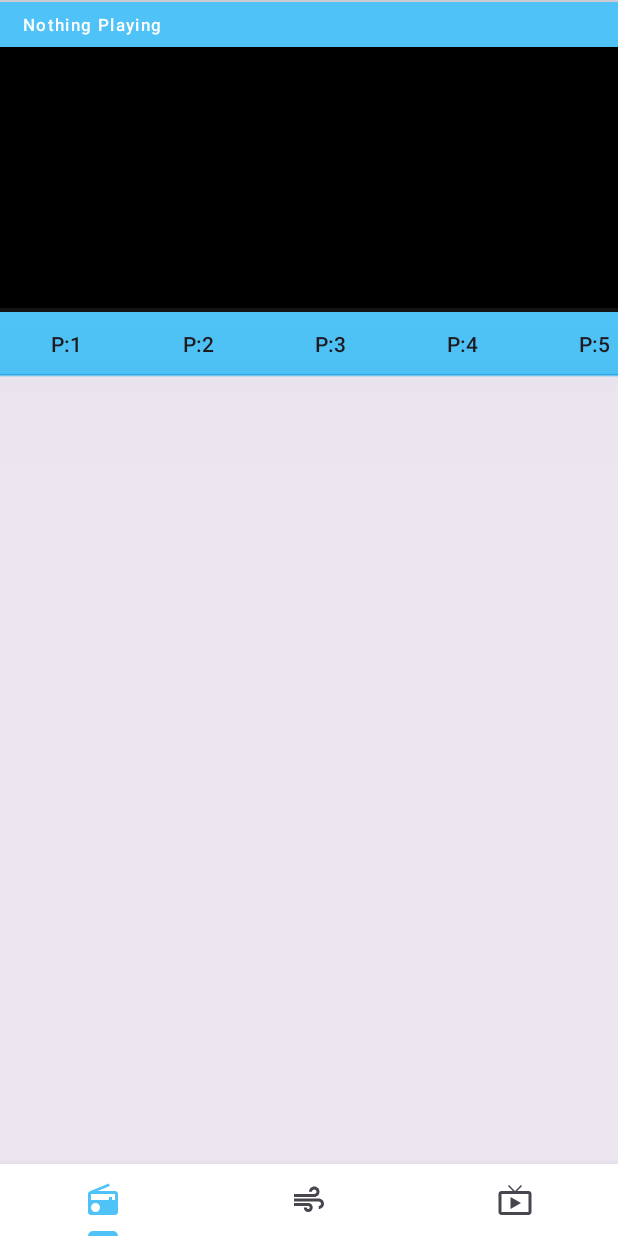
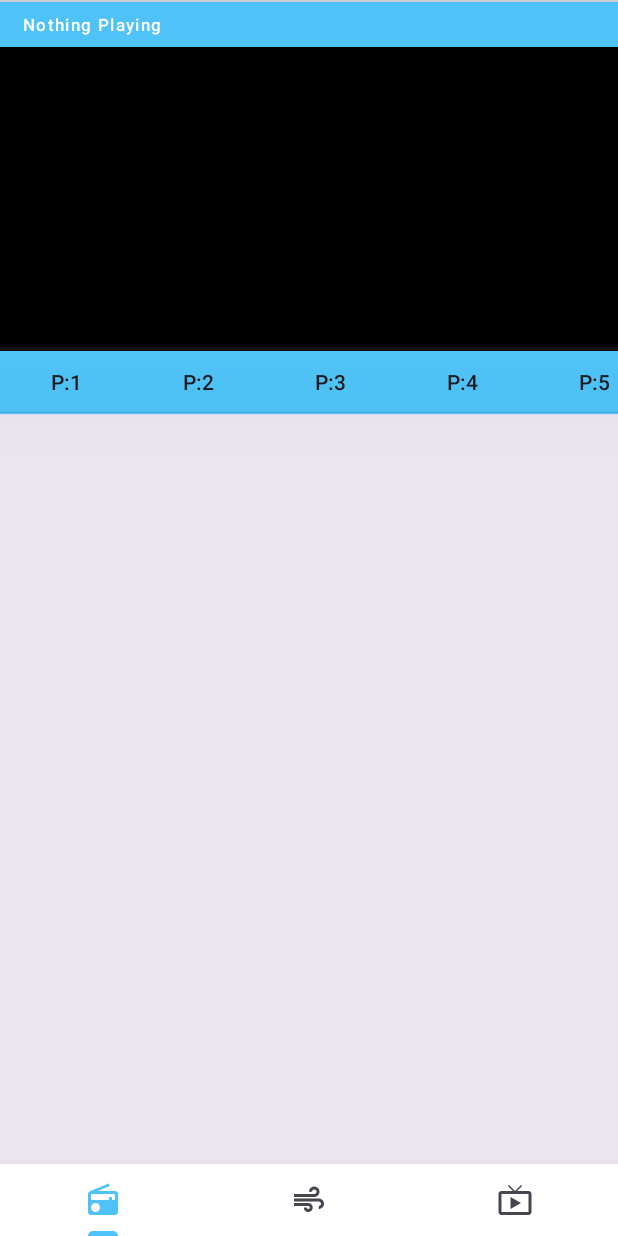
Before and after one commit to Nikhil-punia/radian, an Android app: the screen it shows after launch (MainActivity), on a phone screen of 412 x 824 dp. Run offline under Robolectric (Android 15) with nearby library versions, the phone set to English and light mode, and no system bars; our stand-ins replace Volley; 4 statements that could not run were skipped.

Commit message:
The player view fix

```diff
--- a/app/src/main/java/com/example/exp/PlayerService.java
+++ b/app/src/main/java/com/example/exp/PlayerService.java
@@ -13,6 +13,8 @@ import android.widget.TextView;
 import android.widget.Toast;
 
 import androidx.annotation.OptIn;
+import androidx.appcompat.app.AppCompatActivity;
+import androidx.appcompat.widget.AppCompatImageView;
 import androidx.core.app.NotificationCompat;
 import androidx.media3.common.DeviceInfo;
 import androidx.media3.common.MediaItem;
@@ -29,6 +31,8 @@ import androidx.media3.session.MediaController;
 import androidx.media3.session.MediaSession;
 import androidx.media3.session.MediaStyleNotificationHelper;
 import androidx.media3.session.SessionToken;
+import androidx.media3.ui.AspectRatioFrameLayout;
+import androidx.media3.ui.PlayerControlView;
 import androidx.media3.ui.PlayerView;
 
 import com.example.exp.ui.adapter.recyclerViewAdapter;
@@ -176,14 +180,12 @@ public class PlayerService {
         return mdt.build();
     }
 
-
     @OptIn(markerClass = UnstableApi.class)
-
     public void initializeArtWork(){
-        this.playUi.setArtworkDisplayMode(PlayerView.ARTWORK_DISPLAY_MODE_FILL);
-        ImageView g = playUi.findViewById(androidx.media3.ui.R.id.exo_artwork);
+        ViewGroup prt = ((ViewGroup)(((ViewGroup)playUi).getChildAt(0)));
+        View g = playUi.findViewById(androidx.media3.ui.R.id.exo_artwork);
         this.artWork = new ImageView(ctx);
-        playUi.addView(artWork,1);
+        prt.addView(artWork,3);
     }
 
     public void initializeMediaNotification(){
--- a/app/src/main/res/layout/activity_radio.xml
+++ b/app/src/main/res/layout/activity_radio.xml
@@ -10,7 +10,7 @@
     <LinearLayout
         android:id="@+id/playerSpace"
         android:layout_width="0dp"
-        android:layout_height="250dp"
+        android:layout_height="275dp"
         android:orientation="vertical"
         app:layout_constraintBottom_toBottomOf="parent"
         app:layout_constraintEnd_toEndOf="parent"
@@ -21,21 +21,27 @@
         <androidx.constraintlayout.widget.ConstraintLayout
             android:layout_width="match_parent"
             android:layout_height="0dp"
-            android:layout_weight="0.75">
+            android:layout_weight="0.85">
 
             <androidx.media3.ui.PlayerView
                 android:id="@+id/player_view_m"
                 android:layout_width="match_parent"
                 android:layout_height="0dp"
+                android:hapticFeedbackEnabled="true"
                 android:visibility="visible"
                 app:animation_enabled="true"
                 app:auto_show="true"
+                app:buffered_color="?attr/colorPrimary"
+                app:image_display_mode="fill"
                 app:layout_constraintBottom_toBottomOf="parent"
                 app:layout_constraintEnd_toEndOf="parent"
                 app:layout_constraintStart_toStartOf="parent"
                 app:layout_constraintTop_toBottomOf="@+id/linearLayout"
-                app:show_buffering="when_playing"
-                app:show_shuffle_button="true"></androidx.media3.ui.PlayerView>
+                app:show_buffering="always"
+                app:show_shuffle_button="false"
+                app:surface_type="surface_view"
+                app:use_artwork="true"
+                app:use_controller="true"></androidx.media3.ui.PlayerView>
 
             <LinearLayout
                 android:id="@+id/linearLayout"
```
